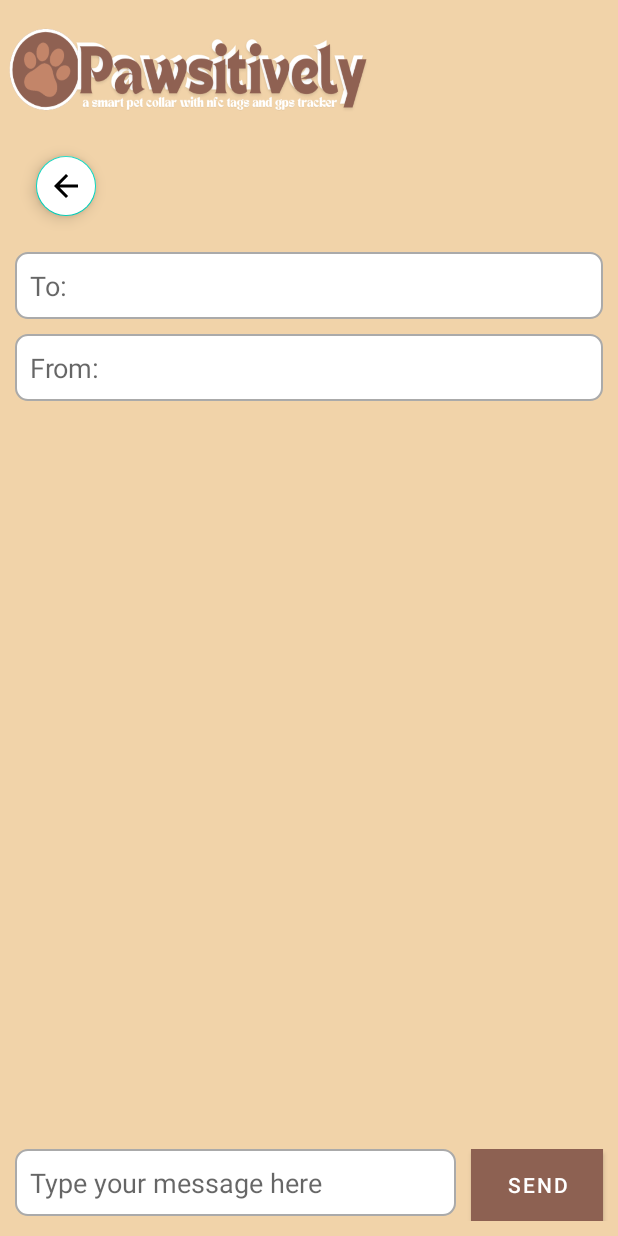
After one commit to Noy-98/pawsitively, an Android app: the PersonalChatActivity screen opened directly, with no data from a screen before it, on a phone screen of 412 x 824 dp. The commit adds this screen. Run offline under Robolectric (Android 15) with nearby library versions, the phone set to English and light mode, and no system bars; our stand-ins replace Firebase (no records; nobody signed in at launch, a user with empty details on screens opened directly).

Commit message:
Add Features Part 2

```diff
--- a/app/src/main/AndroidManifest.xml
+++ b/app/src/main/AndroidManifest.xml
@@ -18,6 +18,9 @@
         android:supportsRtl="true"
         android:theme="@style/Theme.Pawsitively"
         tools:targetApi="31">
+        <activity
+            android:name=".PersonalChatActivity"
+            android:exported="false" />
         <activity
             android:name=".ScanPet"
             android:exported="false" />
--- /dev/null
+++ b/app/src/main/java/com/example/pawsitively/PersonalChatActivity.java
@@ -0,0 +1,187 @@
+package com.example.pawsitively;
+
+import android.content.Intent;
+import android.os.Bundle;
+import android.util.Log;
+import android.widget.Button;
+import android.widget.EditText;
+import android.widget.ListView;
+import android.widget.Toast;
+
+import androidx.activity.EdgeToEdge;
+import androidx.annotation.NonNull;
+import androidx.appcompat.app.AppCompatActivity;
+import androidx.core.graphics.Insets;
+import androidx.core.view.ViewCompat;
+import androidx.core.view.WindowInsetsCompat;
+
+import com.google.android.material.floatingactionbutton.FloatingActionButton;
+import com.google.firebase.auth.FirebaseAuth;
+import com.google.firebase.database.DataSnapshot;
+import com.google.firebase.database.DatabaseError;
+import com.google.firebase.database.DatabaseReference;
+import com.google.firebase.database.FirebaseDatabase;
+import com.google.firebase.database.ValueEventListener;
+
+import java.util.ArrayList;
+import java.util.List;
+
+public class PersonalChatActivity extends AppCompatActivity {
+
+    private FloatingActionButton go_back_bttn;
+    private EditText toEditText, fromEditText, messageInput;
+    private Button sendButton;
+    private ListView communityChatListView;
+    private String currentUserId;
+    private String currentUserContact;
+    private DatabaseReference usersRef, privateChatRef;
+    private PrivateMessageAdapter privateMessageAdapter;
+    private List<CommunityChatItem> privateChats;
+
+    @Override
+    protected void onCreate(Bundle savedInstanceState) {
+        super.onCreate(savedInstanceState);
+        EdgeToEdge.enable(this);
+        setContentView(R.layout.activity_personal_chat);
+
+        ViewCompat.setOnApplyWindowInsetsListener(findViewById(R.id.main), (v, insets) -> {
+            Insets systemBars = insets.getInsets(WindowInsetsCompat.Type.systemBars());
+            v.setPadding(systemBars.left, systemBars.top, systemBars.right, systemBars.bottom);
+            return insets;
+        });
+
+        // Initialize UI components
+        toEditText = findViewById(R.id.to);
+        fromEditText = findViewById(R.id.from);
+        messageInput = findViewById(R.id.messageInput);
+        sendButton = findViewById(R.id.sendButton);
+        communityChatListView = findViewById(R.id.communityChatListView);
+        go_back_bttn = findViewById(R.id.go_back_bttn);
+
+        privateChats = new ArrayList<>();
+        privateMessageAdapter = new PrivateMessageAdapter(this, privateChats);
+        communityChatListView.setAdapter(privateMessageAdapter);
+
+        // Firebase references
+        currentUserId = FirebaseAuth.getInstance().getCurrentUser().getUid();
+        usersRef = FirebaseDatabase.getInstance().getReference().child("users");
+        privateChatRef = FirebaseDatabase.getInstance().getReference().child("PrivateChat");
+
+        // Load current user's contact number
+        loadCurrentUserContact();
+
+        sendButton.setOnClickListener(v -> sendPrivateMessage());
+
+        go_back_bttn.setOnClickListener(view -> startActivity(new Intent(PersonalChatActivity.this, CommunityChatActivity.class)));
+    }
+
+    private void sendPrivateMessage() {
+        String toContact = toEditText.getText().toString().trim();
+        String message = messageInput.getText().toString().trim();
+
+        if (toContact.isEmpty() || message.isEmpty()) {
+            Toast.makeText(this, "Please fill in all fields", Toast.LENGTH_SHORT).show();
+            return;
+        }
+
+        String conversationKey = generateConversationKey(currentUserContact, toContact);
+
+        usersRef.orderByChild("contactNumber").equalTo(toContact).addListenerForSingleValueEvent(new ValueEventListener() {
+            @Override
+            public void onDataChange(@NonNull DataSnapshot snapshot) {
+                if (snapshot.exists()) {
+                    long timestamp = System.currentTimeMillis();
+                    String messageId = privateChatRef.child(conversationKey).push().getKey();
+
+                    CommunityChatItem chatItem = new CommunityChatItem(currentUserId, "", toContact, message, timestamp);
+
+                    privateChatRef.child(conversationKey).child(messageId).setValue(chatItem).addOnCompleteListener(task -> {
+                        if (task.isSuccessful()) {
+                            messageInput.setText("");
+                        } else {
+                            Toast.makeText(PersonalChatActivity.this, "Failed to send message", Toast.LENGTH_SHORT).show();
+                        }
+                    });
+                } else {
+                    Toast.makeText(PersonalChatActivity.this, "No user found with this contact number!", Toast.LENGTH_SHORT).show();
+                }
+            }
+
+            @Override
+            public void onCancelled(@NonNull DatabaseError error) {
+                Log.e("PersonalChat", "Error verifying contact: " + error.getMessage());
+            }
+        });
+    }
+
+    private String generateConversationKey(String contact1, String contact2) {
+        if (contact1.compareTo(contact2) < 0) {
+            return contact1 + "_" + contact2;
+        } else {
+            return contact2 + "_" + contact1;
+        }
+    }
+
+    private void loadPrivateMessages() {
+        String toContact = toEditText.getText().toString().trim();
+
+        if (toContact.isEmpty()) {
+            Toast.makeText(PersonalChatActivity.this, "Please enter a recipient contact", Toast.LENGTH_SHORT).show();
+            Log.e("PersonalChat", "Recipient contact is empty");
+            return;
+        }
+
+        if (currentUserContact == null) {
+            Toast.makeText(PersonalChatActivity.this, "Current user contact is not loaded", Toast.LENGTH_SHORT).show();
+            Log.e("PersonalChat", "Current user contact is null");
+            return;
+        }
+
+        String conversationKey = generateConversationKey(currentUserContact, toContact);
+
+        privateChatRef.child(conversationKey).addValueEventListener(new ValueEventListener() {
+            @Override
+            public void onDataChange(@NonNull DataSnapshot snapshot) {
+                privateChats.clear();
+                for (DataSnapshot messageSnapshot : snapshot.getChildren()) {
+                    CommunityChatItem chatItem = messageSnapshot.getValue(CommunityChatItem.class);
+                    if (chatItem != null) {
+                        privateChats.add(chatItem);
+                    }
+                }
+                privateMessageAdapter.notifyDataSetChanged();
+            }
+
+            @Override
+            public void onCancelled(@NonNull DatabaseError error) {
+                Log.e("PersonalChat", "Error loading private messages: " + error.getMessage());
+            }
+        });
+    }
+
+
+    private void loadCurrentUserContact() {
+        usersRef.child(currentUserId).addListenerForSingleValueEvent(new ValueEventListener() {
+            @Override
+            public void onDataChange(@NonNull DataSnapshot snapshot) {
+                if (snapshot.exists() && snapshot.hasChild("contactNumber")) {
+                    currentUserContact = snapshot.child("contactNumber").getValue(String.class);
+                    if (currentUserContact != null) {
+                        fromEditText.setText(currentUserContact);
+                        loadPrivateMessages(); // Load messages only after contact is set
+                    } else {
+                        Log.e("PersonalChat", "Contact number is null for current user");
+                    }
+                } else {
+                    Log.e("PersonalChat", "No contactNumber found for current user in database");
+                }
+            }
+
+            @Override
+            public void onCancelled(@NonNull DatabaseError error) {
+                Log.e("PersonalChat", "Error loading current user contact: " + error.getMessage());
+            }
+        });
+    }
+
+}
--- /dev/null
+++ b/app/src/main/java/com/example/pawsitively/PrivateMessageAdapter.java
@@ -0,0 +1,61 @@
+package com.example.pawsitively;
+
+import android.content.Context;
+import android.view.LayoutInflater;
+import android.view.View;
+import android.view.ViewGroup;
+import android.widget.LinearLayout;
+import android.widget.TextView;
+
+import androidx.annotation.NonNull;
+import androidx.annotation.Nullable;
+
+import com.google.firebase.auth.FirebaseAuth;
+
+import java.util.List;
+
+public class PrivateMessageAdapter extends android.widget.ArrayAdapter<CommunityChatItem> {
+
+    private Context context;
+    private List<CommunityChatItem> privateMessages;
+
+    public PrivateMessageAdapter(@NonNull Context context, @NonNull List<CommunityChatItem> objects) {
+        super(context, 0, objects);
+        this.context = context;
+        this.privateMessages = objects;
+    }
+
+    @NonNull
+    @Override
+    public View getView(int position, @Nullable View convertView, @NonNull ViewGroup parent) {
+        CommunityChatItem chatItem = getItem(position);
+
+        if (convertView == null) {
+            convertView = LayoutInflater.from(context).inflate(R.layout.activity_private_message_item, parent, false);
+        }
+
+        // Initialize UI components
+        TextView messageText = convertView.findViewById(R.id.message_text);
+        TextView timestampText = convertView.findViewById(R.id.timestamp_text);
+        LinearLayout chatItemLayout = convertView.findViewById(R.id.chat_item_layout);
+
+        // Set message and timestamp
+        if (chatItem != null) {
+            messageText.setText(chatItem.getMessage());
+            String formattedTime = new java.text.SimpleDateFormat("hh:mm a", java.util.Locale.getDefault()).format(new java.util.Date(chatItem.getTimestamp()));
+            timestampText.setText(formattedTime);
+
+            // Align messages
+            String currentUserId = FirebaseAuth.getInstance().getCurrentUser().getUid();
+            if (chatItem.getSenderId().equals(currentUserId)) {
+                chatItemLayout.setGravity(View.TEXT_ALIGNMENT_VIEW_END); // Right-align for sent messages
+                messageText.setBackgroundResource(R.drawable.message_background_sender); // Customize sender background
+            } else {
+                chatItemLayout.setGravity(View.TEXT_ALIGNMENT_VIEW_START); // Left-align for received messages
+                messageText.setBackgroundResource(R.drawable.message_background_receiver); // Customize receiver background
+            }
+        }
+
+        return convertView;
+    }
+}
--- /dev/null
+++ b/app/src/main/res/layout/activity_personal_chat.xml
@@ -0,0 +1,105 @@
+<?xml version="1.0" encoding="utf-8"?>
+<LinearLayout xmlns:android="http://schemas.android.com/apk/res/android"
+    xmlns:app="http://schemas.android.com/apk/res-auto"
+    xmlns:tools="http://schemas.android.com/tools"
+    android:id="@+id/main"
+    android:layout_width="match_parent"
+    android:layout_height="match_parent"
+    tools:context=".PersonalChatActivity"
+    android:orientation="vertical"
+    android:background="@drawable/mainbg">
+
+    <com.google.android.material.floatingactionbutton.FloatingActionButton
+        android:id="@+id/go_back_bttn"
+        android:layout_width="wrap_content"
+        android:layout_height="wrap_content"
+        android:src="@drawable/baseline_arrow_back_24"
+        app:rippleColor="#EDD1A7"
+        app:layout_constraintTop_toTopOf="parent"
+        app:layout_constraintStart_toStartOf="parent"
+        android:layout_marginStart="20dp"
+        android:layout_marginTop="100dp"
+        android:backgroundTint="@color/white"
+        app:fabCustomSize="40dp"
+        android:contentDescription="Go back"/>
+
+    <LinearLayout
+        android:layout_width="match_parent"
+        android:layout_height="wrap_content"
+        android:orientation="horizontal"
+        android:layout_marginTop="20dp">
+
+        <EditText
+            android:id="@+id/to"
+            android:layout_width="0dp"
+            android:layout_height="wrap_content"
+            android:layout_weight="1"
+            android:hint="To:"
+            android:padding="10dp"
+            android:layout_marginStart="10dp"
+            android:layout_marginEnd="10dp"
+            android:background="@drawable/edittext_background"/>
+
+    </LinearLayout>
+
+    <LinearLayout
+        android:layout_width="match_parent"
+        android:layout_height="wrap_content"
+        android:orientation="horizontal"
+        android:layout_marginTop="10dp">
+
+        <EditText
+            android:id="@+id/from"
+            android:layout_width="0dp"
+            android:layout_height="wrap_content"
+            android:layout_weight="1"
+            android:hint="From:"
+            android:padding="10dp"
+            android:layout_marginStart="10dp"
+            android:layout_marginEnd="10dp"
+            android:background="@drawable/edittext_background"/>
+
+    </LinearLayout>
+
+    <!-- ListView to display messages -->
+    <ListView
+        android:id="@+id/communityChatListView"
+        android:layout_width="match_parent"
+        android:layout_height="0dp"
+        android:layout_weight="1"
+        android:divider="@android:color/transparent"
+        android:dividerHeight="10dp"
+        android:layout_marginTop="20dp"
+        android:layout_marginStart="10dp"
+        android:layout_marginEnd="10dp"/>
+
+    <!-- Input field for sending messages -->
+    <LinearLayout
+        android:layout_width="match_parent"
+        android:layout_height="wrap_content"
+        android:orientation="horizontal"
+        android:layout_marginBottom="10dp">
+
+        <EditText
+            android:id="@+id/messageInput"
+            android:layout_width="0dp"
+            android:layout_height="wrap_content"
+            android:layout_weight="1"
+            android:hint="Type your message here"
+            android:padding="10dp"
+            android:layout_marginStart="10dp"
+            android:background="@drawable/edittext_background"/>
+
+        <!-- Button to send messages -->
+        <Button
+            android:id="@+id/sendButton"
+            android:layout_width="wrap_content"
+            android:layout_height="wrap_content"
+            android:text="Send"
+            android:layout_marginStart="10dp"
+            android:layout_marginEnd="10dp"
+            android:background="@color/colorAccent"
+            android:textColor="@android:color/white"/>
+    </LinearLayout>
+
+</LinearLayout>
```
Also changed, not shown: app/src/main/java/com/example/pawsitively/CommunityChatActivity.java (+20 -0 lines), app/src/main/java/com/example/pawsitively/CommunityChatItem.java (+19 -0 lines), app/src/main/res/layout/activity_private_message_item.xml (added, +24 -0 lines).
